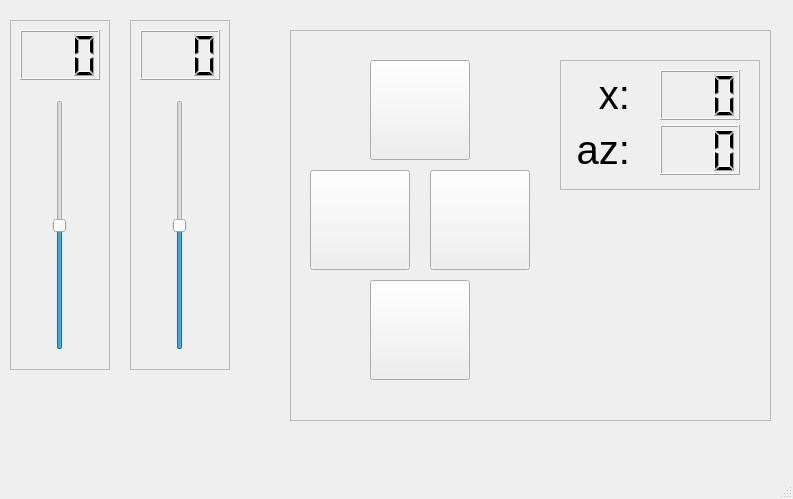
The window that src/mbot_movement_control_qt/src/mainwindow.ui (sopper08/mbot) describes before a commit, drawn with Qt 5.
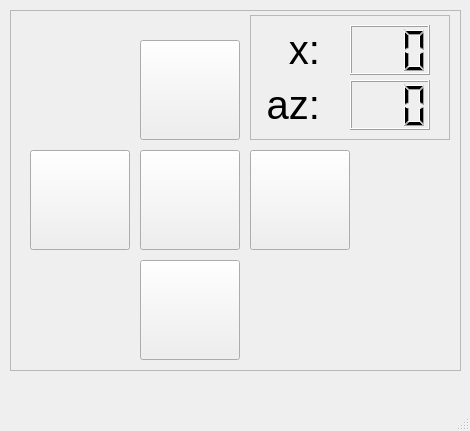
The same window after the commit. Icons and pictures are not drawn.

Commit message: Reconstruct GUI, and add 2dnav pkg

Diff of the .ui file:
```diff
--- a/src/mbot_movement_control_qt/src/mainwindow.ui
+++ b/src/mbot_movement_control_qt/src/mainwindow.ui
@@ -6,8 +6,8 @@
    <rect>
     <x>0</x>
     <y>0</y>
-    <width>793</width>
-    <height>499</height>
+    <width>470</width>
+    <height>431</height>
    </rect>
   </property>
   <property name="windowTitle">
@@ -18,109 +18,13 @@
     <normaloff>../img/up-arrow.png</normaloff>../img/up-arrow.png</iconset>
   </property>
   <widget class="QWidget" name="centralwidget">
-   <widget class="QFrame" name="frame_left">
-    <property name="geometry">
-     <rect>
-      <x>10</x>
-      <y>20</y>
-      <width>100</width>
-      <height>350</height>
-     </rect>
-    </property>
-    <property name="frameShape">
-     <enum>QFrame::StyledPanel</enum>
-    </property>
-    <property name="frameShadow">
-     <enum>QFrame::Raised</enum>
-    </property>
-    <widget class="QSlider" name="verticalSlider_left">
-     <property name="geometry">
-      <rect>
-       <x>25</x>
-       <y>80</y>
-       <width>50</width>
-       <height>250</height>
-      </rect>
-     </property>
-     <property name="minimum">
-      <number>-50</number>
-     </property>
-     <property name="maximum">
-      <number>50</number>
-     </property>
-     <property name="orientation">
-      <enum>Qt::Vertical</enum>
-     </property>
-    </widget>
-    <widget class="QLCDNumber" name="lcdNumber_left">
-     <property name="geometry">
-      <rect>
-       <x>10</x>
-       <y>10</y>
-       <width>80</width>
-       <height>50</height>
-      </rect>
-     </property>
-     <property name="digitCount">
-      <number>3</number>
-     </property>
-    </widget>
-   </widget>
-   <widget class="QFrame" name="frame_right">
-    <property name="geometry">
-     <rect>
-      <x>130</x>
-      <y>20</y>
-      <width>100</width>
-      <height>350</height>
-     </rect>
-    </property>
-    <property name="frameShape">
-     <enum>QFrame::StyledPanel</enum>
-    </property>
-    <property name="frameShadow">
-     <enum>QFrame::Raised</enum>
-    </property>
-    <widget class="QSlider" name="verticalSlider_right">
-     <property name="geometry">
-      <rect>
-       <x>25</x>
-       <y>80</y>
-       <width>50</width>
-       <height>250</height>
-      </rect>
-     </property>
-     <property name="minimum">
-      <number>-50</number>
-     </property>
-     <property name="maximum">
-      <number>50</number>
-     </property>
-     <property name="orientation">
-      <enum>Qt::Vertical</enum>
-     </property>
-    </widget>
-    <widget class="QLCDNumber" name="lcdNumber_right">
-     <property name="geometry">
-      <rect>
-       <x>10</x>
-       <y>10</y>
-       <width>80</width>
-       <height>50</height>
-      </rect>
-     </property>
-     <property name="digitCount">
-      <number>3</number>
-     </property>
-    </widget>
-   </widget>
    <widget class="QFrame" name="frame_button_control">
     <property name="geometry">
      <rect>
-      <x>290</x>
-      <y>30</y>
-      <width>481</width>
-      <height>391</height>
+      <x>10</x>
+      <y>10</y>
+      <width>451</width>
+      <height>361</height>
      </rect>
     </property>
     <property name="frameShape">
@@ -132,7 +36,7 @@
     <widget class="QPushButton" name="pushButton_up">
      <property name="geometry">
       <rect>
-       <x>80</x>
+       <x>130</x>
        <y>30</y>
        <width>100</width>
        <height>100</height>
@@ -170,10 +74,10 @@
     <widget class="QFrame" name="frame_val">
      <property name="geometry">
       <rect>
-       <x>270</x>
-       <y>30</y>
+       <x>240</x>
+       <y>5</y>
        <width>200</width>
-       <height>130</height>
+       <height>125</height>
       </rect>
      </property>
      <property name="frameShape">
@@ -260,7 +164,7 @@
     <widget class="QPushButton" name="pushButton_down">
      <property name="geometry">
       <rect>
-       <x>80</x>
+       <x>130</x>
        <y>250</y>
        <width>100</width>
        <height>100</height>
@@ -279,7 +183,7 @@
     <widget class="QPushButton" name="pushButton_right">
      <property name="geometry">
       <rect>
-       <x>140</x>
+       <x>240</x>
        <y>140</y>
        <width>100</width>
        <height>100</height>
@@ -295,6 +199,19 @@
       </size>
      </property>
     </widget>
+    <widget class="QPushButton" name="pushButton_stop">
+     <property name="geometry">
+      <rect>
+       <x>130</x>
+       <y>140</y>
+       <width>100</width>
+       <height>100</height>
+      </rect>
+     </property>
+     <property name="text">
+      <string/>
+     </property>
+    </widget>
    </widget>
   </widget>
   <widget class="QMenuBar" name="menubar">
```
Left out of the diff: 2 changed lines with no effect on the pictures. The commit also changes 6 other files.
